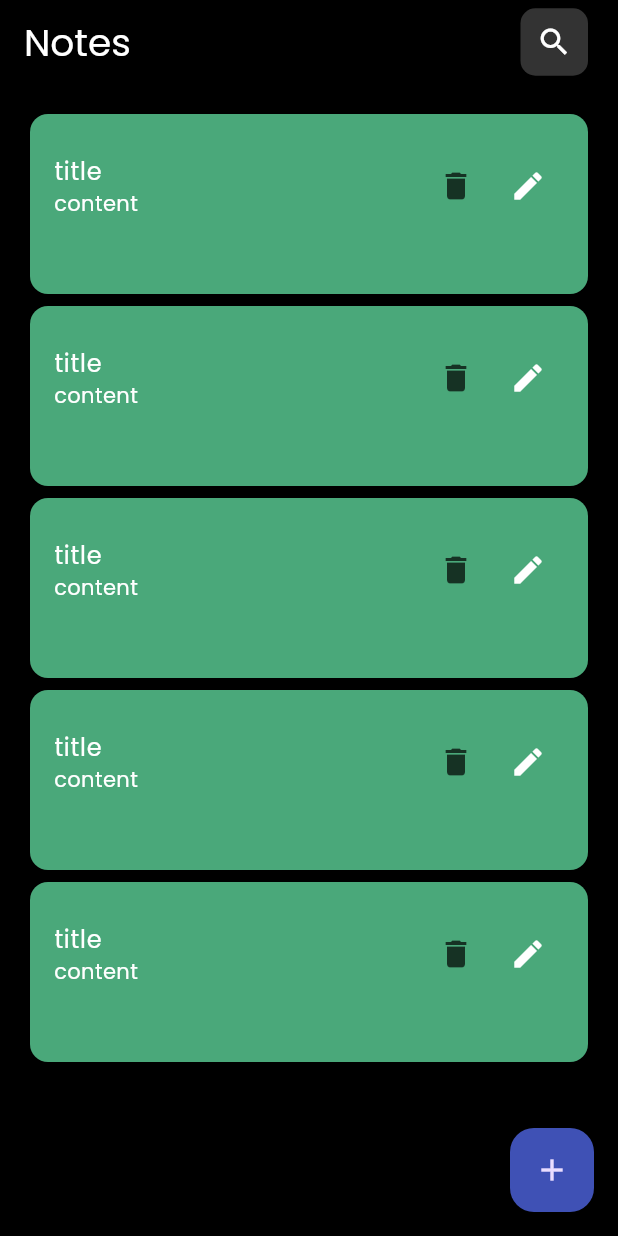
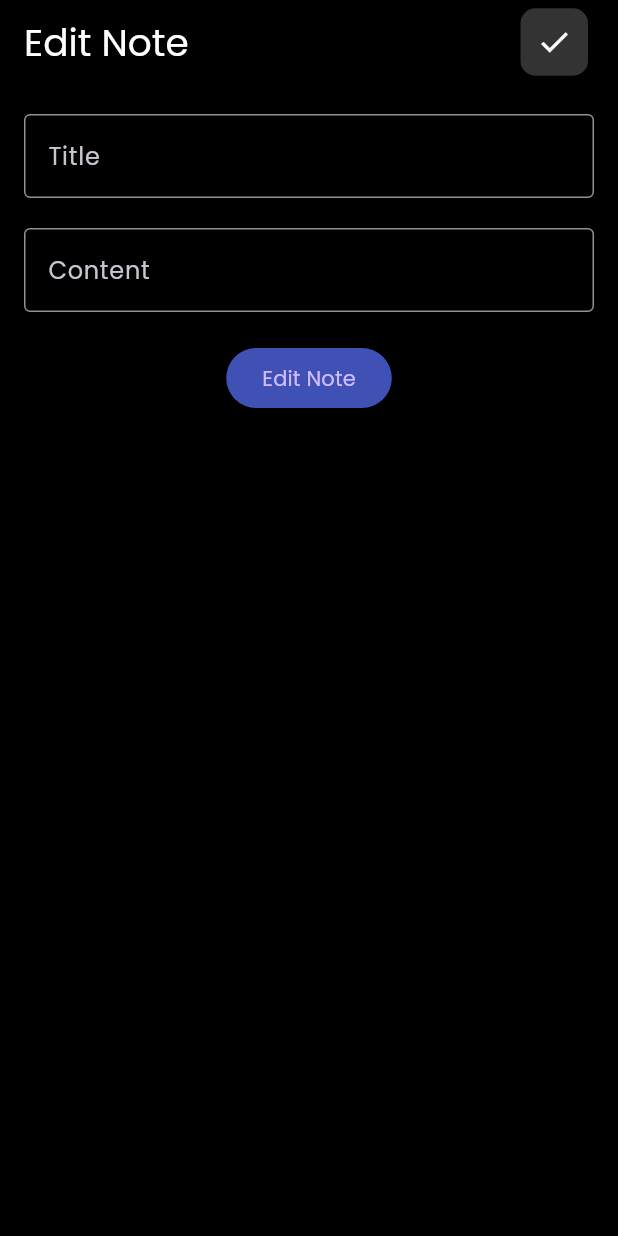
Before and after one commit to mailaymanis/notes-app, a Flutter app: the screen it shows after launch, after a tap on the "edit" icon, on a phone screen of 412 x 824 dp. Run offline on Flutter 3.47's test engine with Material 3 defaults, Android fonts, the phone set to English and light mode, and no system bars.

Commit message:
finish edit screen ui

```diff
--- /dev/null
+++ b/lib/views/edit_screen.dart
@@ -0,0 +1,85 @@
+import 'package:flutter/material.dart';
+import 'package:notes_app/widgets/custom_button.dart';
+import 'package:notes_app/widgets/custom_text_field.dart';
+
+class EditScreen extends StatefulWidget {
+  const EditScreen({super.key});
+
+  @override
+  State<EditScreen> createState() => _EditScreenState();
+}
+
+class _EditScreenState extends State<EditScreen> {
+  final formKey = GlobalKey<FormState>();
+  final titleController = TextEditingController();
+  final contentController = TextEditingController();
+  @override
+  void dispose() {
+    titleController.dispose();
+    contentController.dispose();
+    super.dispose();
+  }
+
+  @override
+  Widget build(BuildContext context) {
+    return Scaffold(
+      appBar: AppBar(
+        automaticallyImplyLeading: false,
+        title: const Text(
+          "Edit Note",
+          style: TextStyle(color: Colors.white, fontSize: 25),
+        ),
+        actions: [
+          Padding(
+            padding: const EdgeInsets.only(right: 20),
+            child: Container(
+              width: 45,
+              height: 45,
+              decoration: BoxDecoration(
+                borderRadius: BorderRadius.circular(10),
+                color: Colors.white.withValues(alpha: 0.2),
+              ),
+              child: Icon(Icons.check, color: Colors.white),
+            ),
+          ),
+        ],
+      ),
+      body: Padding(
+        padding: const EdgeInsets.symmetric(horizontal: 16, vertical: 20),
+        child: SingleChildScrollView(
+          child: Form(
+            key: formKey,
+            child: Column(
+              spacing: 20,
+              children: [
+                CustomTextField(
+                  hintText: "Title",
+                  label: "Title",
+                  controller: titleController,
+                  validator: (value) {
+                    if (value == null || value.isEmpty) {
+                      return "Title is required";
+                    }
+                    return null;
+                  },
+                ),
+                CustomTextField(
+                  hintText: "Content",
+                  label: "Content",
+                  controller: contentController,
+                  validator: (value) {
+                    if (value == null || value.isEmpty) {
+                      return "Content is required";
+                    }
+                    return null;
+                  },
+                ),
+                CustomButton(onPressed: () {}, text: "Edit Note"),
+              ],
+            ),
+          ),
+        ),
+      ),
+    );
+  }
+}
--- a/lib/widgets/custom_card_notes.dart
+++ b/lib/widgets/custom_card_notes.dart
@@ -1,4 +1,5 @@
 import 'package:flutter/material.dart';
+import 'package:notes_app/views/edit_screen.dart';
 
 class CustomCardNotes extends StatelessWidget {
   const CustomCardNotes({super.key});
@@ -25,7 +26,12 @@ class CustomCardNotes extends StatelessWidget {
                 ),
               ),
               IconButton(
-                onPressed: () {},
+                onPressed: () {
+                  Navigator.push(
+                    context,
+                    MaterialPageRoute(builder: (context) => EditScreen()),
+                  );
+                },
                 icon: Icon(Icons.edit, color: Colors.white),
               ),
             ],
```
